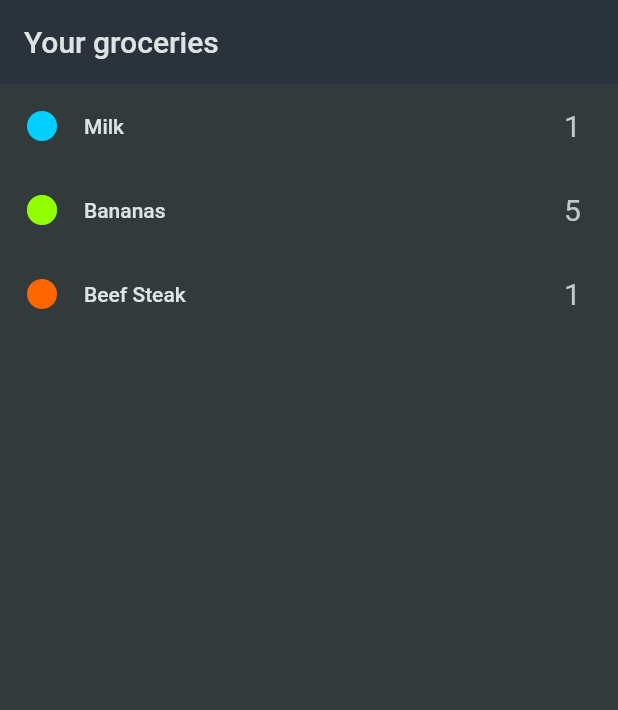
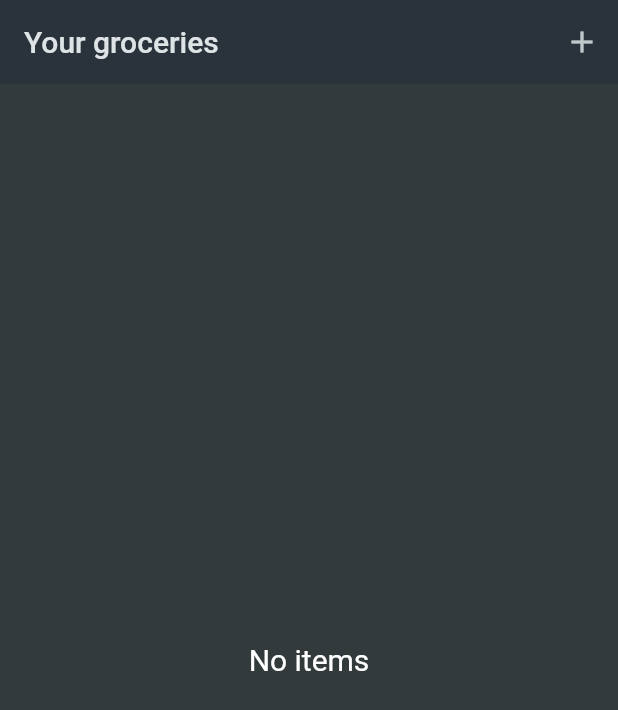
Before and after one commit to lisa-komarova/shopping_list, a Flutter app: the screen it shows after launch, on a phone screen of 412 x 824 dp. Shown: the top 710 px of the screen. Run offline on Flutter 3.47's test engine with Material 2 defaults, Android fonts, the phone set to English and light mode, and no system bars.

Commit message:
feat: add form for adding an item

```diff
--- a/lib/data/dummy_items.dart
+++ /dev/null
@@ -1,21 +0,0 @@
-import 'package:shopping_list/models/grocery_item.dart';
-import 'package:shopping_list/models/category.dart';
-import 'package:shopping_list/data/categories.dart';
-
-final groceryItems = [
-  GroceryItem(
-      id: 'a',
-      name: 'Milk',
-      quantity: 1,
-      category: categories[Categories.dairy]!),
-  GroceryItem(
-      id: 'b',
-      name: 'Bananas',
-      quantity: 5,
-      category: categories[Categories.fruit]!),
-  GroceryItem(
-      id: 'c',
-      name: 'Beef Steak',
-      quantity: 1,
-      category: categories[Categories.meat]!),
-];
--- a/lib/screens/grocery_list_screen.dart
+++ b/lib/screens/grocery_list_screen.dart
@@ -1,26 +1,65 @@
 import 'package:flutter/material.dart';
-import 'package:shopping_list/data/dummy_items.dart';
+import 'package:shopping_list/models/grocery_item.dart';
+import 'package:shopping_list/screens/new_item_screen.dart';
 
-class GroceryListScreen extends StatelessWidget {
+class GroceryListScreen extends StatefulWidget {
   const GroceryListScreen({super.key});
+
+  @override
+  State<GroceryListScreen> createState() => _GroceryListScreenState();
+}
+
+class _GroceryListScreenState extends State<GroceryListScreen> {
+  final List<GroceryItem> _groceryItems = [];
 
   @override
   Widget build(BuildContext context) {
     return Scaffold(
         appBar: AppBar(
           title: const Text('Your groceries'),
+          actions: [
+            IconButton(onPressed: _addItem, icon: const Icon(Icons.add))
+          ],
         ),
-        body: ListView.builder(
-          itemCount: groceryItems.length,
-          itemBuilder: ((context, index) => ListTile(
-                title: Text(groceryItems[index].name),
-                leading: Icon(
-                  Icons.circle,
-                  color: groceryItems[index].category.color,
+        body: _groceryItems.isEmpty
+            ? const Center(
+                child: Text(
+                  'No items',
+                  style: TextStyle(fontSize: 20),
                 ),
-                trailing: Text(groceryItems[index].quantity.toString(),
-                    style: const TextStyle(fontSize: 20)),
-              )),
-        ));
+              )
+            : ListView.builder(
+                itemCount: _groceryItems.length,
+                itemBuilder: ((context, index) => Dismissible(
+                      onDismissed: (direction) {
+                        setState(() {
+                          _groceryItems.remove(_groceryItems[index]);
+                        });
+                      },
+                      background: Container(color: Colors.red),
+                      key: ValueKey(_groceryItems[index].id),
+                      child: ListTile(
+                        title: Text(_groceryItems[index].name),
+                        leading: Icon(
+                          Icons.circle,
+                          color: _groceryItems[index].category.color,
+                        ),
+                        trailing: Text(_groceryItems[index].quantity.toString(),
+                            style: const TextStyle(fontSize: 20)),
+                      ),
+                    )),
+              ));
+  }
+
+  void _addItem() async {
+    final newItem = await Navigator.of(context).push<GroceryItem>(
+        MaterialPageRoute(builder: ((context) => const NewItemScreen())));
+
+    if (newItem == null) {
+      return;
+    }
+    setState(() {
+      _groceryItems.add(newItem);
+    });
   }
 }
```
Also changed, not shown: lib/screens/new_item_screen.dart (added, +138 -0 lines).
